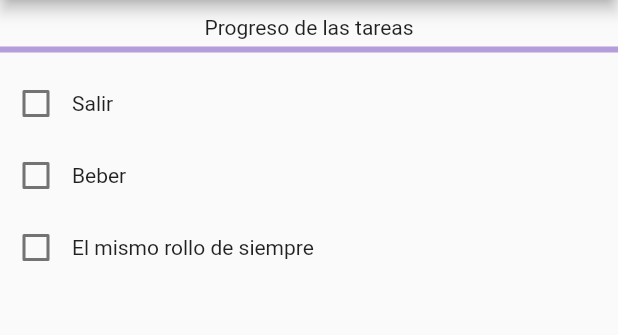
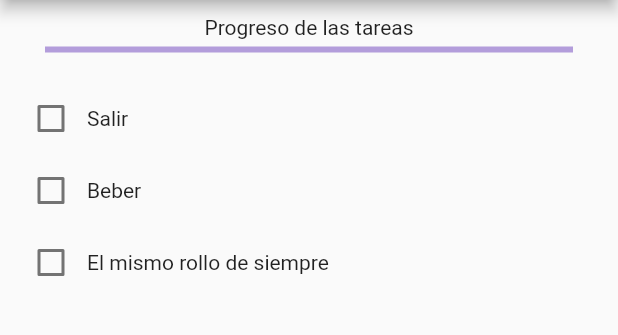
Before and after one commit to cjrvdev/flutter_codelab_todolist2, a Flutter app: the screen it shows after launch, on a phone screen of 412 x 824 dp, the part 84-419 px from its top. Run offline on Flutter 3.47's test engine with Material 2 defaults, Android fonts, the phone set to English and light mode, and no system bars; our stand-ins replace flutter_riverpod.

Commit message:
Add Padding

```diff
--- a/lib/main.dart
+++ b/lib/main.dart
@@ -58,9 +58,15 @@ class Progress extends ConsumerWidget {
         SizedBox(
           height: 5,
         ),
-        LinearProgressIndicator(
+        Padding(
+          padding: const EdgeInsets.only(
+            left: 30,
+            right: 30,
+          ),
+          child: LinearProgressIndicator(
             value: numCompletedTasks / tasks.length,
           ),
+        )
       ],
     );
   }
@@ -71,13 +77,15 @@ class TaskList extends ConsumerWidget {
   Widget build(BuildContext context, WidgetRef ref) {
     var tasks = ref.watch(tasksProvider);
 
-    return Column(
+    return Padding(
+        padding: EdgeInsets.all(10),
+        child: Column(
           children: tasks
               .map(
                 (task) => TaskItem(task: task),
               )
               .toList(),
-    );
+        ));
   }
 }
 
```
Lines whose indentation alone changed are shown as unchanged.
